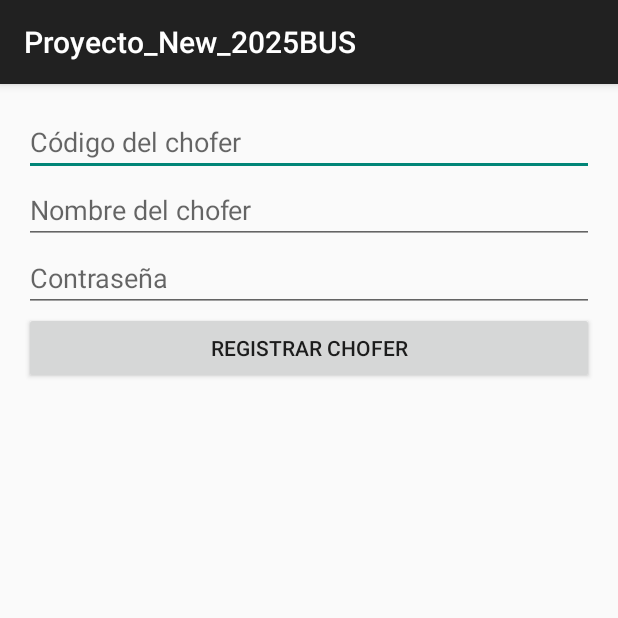
After one commit to JoseMori-Curimana/Proyecto_New_2025BUS, an Android app: the RegistrarChoferActivity screen opened directly, with no data from a screen before it, on a phone screen of 412 x 824 dp, the top half of it. The commit adds this screen. Run offline under Robolectric (Android 15) with nearby library versions, the phone set to English and light mode, and no system bars; our stand-ins replace Firebase (no records; nobody signed in at launch, a user with empty details on screens opened directly).

```diff
--- a/app/build.gradle.kts
+++ b/app/build.gradle.kts
@@ -40,12 +40,11 @@ dependencies {
     implementation("androidx.constraintlayout:constraintlayout:2.2.0-alpha13")
     implementation("androidx.cardview:cardview:1.0.0")
 
-
-    // Firebase Auth y servicios de Google
     implementation("com.google.firebase:firebase-auth:22.3.1")
     implementation("com.google.android.gms:play-services-auth:21.0.0")
+    implementation("com.google.firebase:firebase-firestore:24.10.0")
+    implementation("androidx.recyclerview:recyclerview:1.2.1")
 
-    // Pruebas
     testImplementation("junit:junit:4.13.2")
     androidTestImplementation("androidx.test.ext:junit:1.1.5")
     androidTestImplementation("androidx.test.espresso:espresso-core:3.5.1")
--- /dev/null
+++ b/app/src/main/java/com/example/proyecto_new_2025bus/RegistrarChoferActivity.java
@@ -0,0 +1,58 @@
+package com.example.proyecto_new_2025bus;
+
+import android.os.Bundle;
+import android.text.TextUtils;
+import android.view.View;
+import android.widget.Button;
+import android.widget.EditText;
+import android.widget.Toast;
+
+import androidx.appcompat.app.AppCompatActivity;
+
+import com.google.firebase.firestore.FirebaseFirestore;
+
+public class RegistrarChoferActivity extends AppCompatActivity {
+
+    EditText etCodigo, etPassword, etNombre;
+    Button btnRegistrar;
+
+    private FirebaseFirestore db;
+
+    @Override
+    protected void onCreate(Bundle savedInstanceState) {
+        super.onCreate(savedInstanceState);
+        setContentView(R.layout.activity_registrar_chofer);
+
+        db = FirebaseFirestore.getInstance();
+
+        etCodigo = findViewById(R.id.etCodigo);
+        etPassword = findViewById(R.id.etPassword);
+        etNombre = findViewById(R.id.etNombre);
+        btnRegistrar = findViewById(R.id.btnRegistrarChofer);
+
+        btnRegistrar.setOnClickListener(v -> {
+            String codigo = etCodigo.getText().toString().trim();
+            String password = etPassword.getText().toString().trim();
+            String nombre = etNombre.getText().toString().trim();
+
+            if (TextUtils.isEmpty(codigo) || TextUtils.isEmpty(password) || TextUtils.isEmpty(nombre)) {
+                Toast.makeText(RegistrarChoferActivity.this, "Por favor, complete todos los campos", Toast.LENGTH_SHORT).show();
+                return;
+            }
+
+            // Crear un nuevo Usuario
+            Usuario nuevoChofer = new Usuario(codigo, password, nombre, "chofer"); // Bus asignado es null por ahora
+
+            // Guardar en Firestore
+            db.collection("usuarios")
+                    .add(nuevoChofer)
+                    .addOnSuccessListener(documentReference -> {
+                        Toast.makeText(RegistrarChoferActivity.this, "Chofer registrado con éxito", Toast.LENGTH_SHORT).show();
+                        finish();
+                    })
+                    .addOnFailureListener(e -> {
+                        Toast.makeText(RegistrarChoferActivity.this, "Error al registrar el chofer", Toast.LENGTH_SHORT).show();
+                    });
+        });
+    }
+}
--- /dev/null
+++ b/app/src/main/res/layout/activity_registrar_chofer.xml
@@ -0,0 +1,46 @@
+<?xml version="1.0" encoding="utf-8"?>
+<androidx.constraintlayout.widget.ConstraintLayout xmlns:android="http://schemas.android.com/apk/res/android"
+    android:layout_width="match_parent"
+    android:layout_height="match_parent">
+
+    <LinearLayout xmlns:android="http://schemas.android.com/apk/res/android"
+        android:layout_width="match_parent"
+        android:layout_height="match_parent"
+        android:orientation="vertical"
+        android:padding="16dp">
+
+        <!-- Campo para el código del chofer -->
+        <EditText
+            android:id="@+id/etCodigo"
+            android:layout_width="match_parent"
+            android:layout_height="wrap_content"
+            android:hint="Código del chofer"
+            android:inputType="number"
+            android:maxLength="10" />
+
+        <!-- Campo para el nombre del chofer -->
+        <EditText
+            android:id="@+id/etNombre"
+            android:layout_width="match_parent"
+            android:layout_height="wrap_content"
+            android:hint="Nombre del chofer"
+            android:inputType="text" />
+
+        <!-- Campo para la contraseña -->
+        <EditText
+            android:id="@+id/etPassword"
+            android:layout_width="match_parent"
+            android:layout_height="wrap_content"
+            android:hint="Contraseña"
+            android:inputType="textPassword" />
+
+        <!-- Botón para registrar el chofer -->
+        <Button
+            android:id="@+id/btnRegistrarChofer"
+            android:layout_width="match_parent"
+            android:layout_height="wrap_content"
+            android:text="Registrar Chofer" />
+
+    </LinearLayout>
+
+</androidx.constraintlayout.widget.ConstraintLayout>
--- a/app/src/main/res/values/colors.xml
+++ b/app/src/main/res/values/colors.xml
@@ -11,4 +11,7 @@
     <!-- Colores personalizados -->
     <color name="green_solid">#4CAF50</color>
     <color name="green_translucent">#B24CAF50</color>
+
+    <!-- Definir colorAccent -->
+    <color name="colorAccent">#FF4081</color>  <!-- Puedes cambiar el valor a cualquier color que prefieras -->
 </resources>
--- a/app/src/main/res/values/strings.xml
+++ b/app/src/main/res/values/strings.xml
@@ -2,4 +2,7 @@
     <string name="app_name">Proyecto_New_2025BUS</string>
     <string name="bienvenida_texto">Bienvenido a la app Rutas de la UNU 2025</string>
 
+    <!-- Títulos y texto para 'Asignar Bus' -->
+    <string name="asignar_bus_titulo">Asignar Bus a Chofer</string>
+    <string name="asignar_bus_button">Asignar Bus</string>
 </resources>
```
Also changed, not shown: app/src/main/AndroidManifest.xml (+19 -15 lines), app/src/main/java/com/example/proyecto_new_2025bus/AdminActivity.java (added, +41 -0 lines), app/src/main/java/com/example/proyecto_new_2025bus/EditarChoferActivity.java (added, +72 -0 lines), app/src/main/java/com/example/proyecto_new_2025bus/HomeActivity.java (deleted, +0 -41 lines), app/src/main/java/com/example/proyecto_new_2025bus/LoginActivity.java (+30 -25 lines), app/src/main/java/com/example/proyecto_new_2025bus/MainActivity.java (deleted, +0 -24 lines), app/src/main/java/com/example/proyecto_new_2025bus/RutaVaciaActivity.java (added, +12 -0 lines), app/src/main/java/com/example/proyecto_new_2025bus/SplashActivity.java (+5 -3 lines), app/src/main/java/com/example/proyecto_new_2025bus/Usuario.java (added, +50 -0 lines), app/src/main/res/layout/activity_admin.xml (added, +48 -0 lines), app/src/main/res/layout/activity_editar_chofer.xml (added, +51 -0 lines), app/src/main/res/layout/activity_home.xml (deleted, +0 -26 lines), app/src/main/res/layout/activity_main.xml (deleted, +0 -19 lines), app/src/main/res/layout/activity_ruta_vacia.xml (added, +8 -0 lines), 1 more files.
